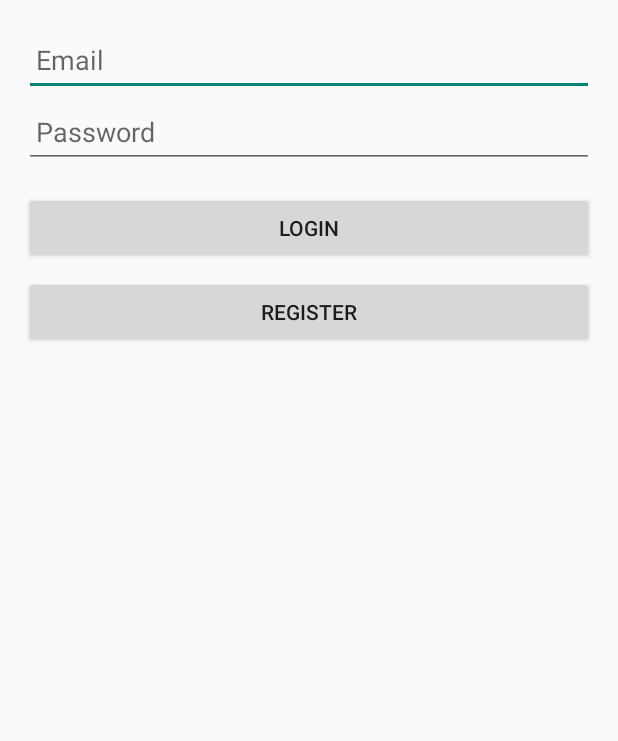
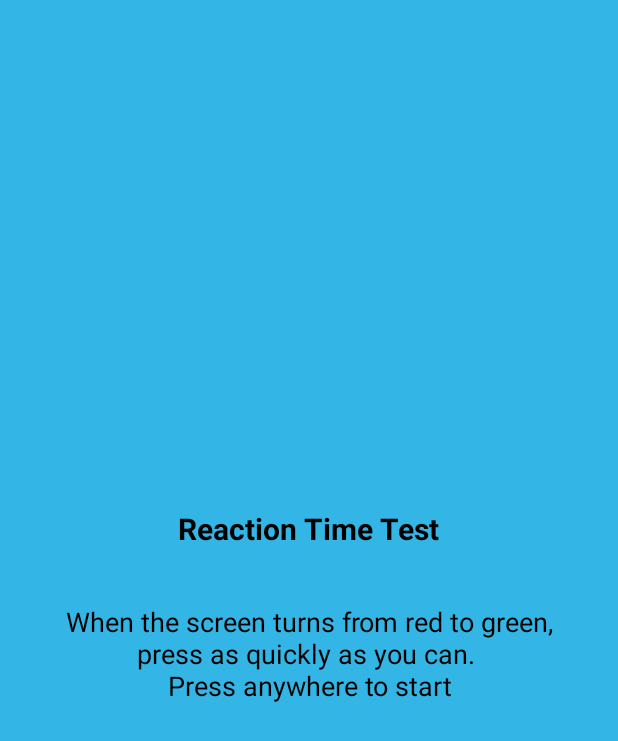
Before and after one commit to joshuaj0421/SkillScape, an Android app built with Jetpack Compose: the screen it shows after launch (LoginActivity before the commit, ReactionTimeGameActivity after it), on a phone screen of 412 x 824 dp. Shown: the top 741 px of the screen. Run offline under Robolectric (Android 15) with nearby library versions, the light colour scheme and no system bars.

Commit message:
reaction time game

```diff
--- a/app/src/main/java/edu/uark/joshuaj/skillscape/MainActivity.kt
+++ b/app/src/main/java/edu/uark/joshuaj/skillscape/MainActivity.kt
@@ -28,8 +28,8 @@ class MainActivity : ComponentActivity() {
                 }
             }
         }
-        val intent = Intent(this, GamePickerActivity::class.java)
-        startActivity(intent)
+        val GameSelectionIntent = Intent(this, ReactionTimeGameActivity::class.java)
+        startActivity(GameSelectionIntent)
     }
 }
 
--- /dev/null
+++ b/app/src/main/java/edu/uark/joshuaj/skillscape/ReactionTimeGameActivity.kt
@@ -0,0 +1,111 @@
+package edu.uark.joshuaj.skillscape
+
+import android.annotation.SuppressLint
+import android.os.Bundle
+import android.view.MotionEvent
+import android.widget.LinearLayout
+import android.widget.TextView
+import androidx.appcompat.app.AppCompatActivity
+import androidx.core.content.ContextCompat
+
+class ReactionTimeGameActivity : AppCompatActivity() {
+
+    private var startTime: Long = 0
+    private var reactionTimes = mutableListOf<Long>()
+    private var attempts = 0
+    private val maxAttempts = 3
+    private var isWaitingForPress = false
+    private var isWaitingForContinue = false // New flag to wait for press after displaying reaction time
+    private var isRedScreen = true // Track if the screen is red
+    private var gameStarted = false // Track if the game has started
+    private lateinit var gameText: TextView
+    private lateinit var gameTextBold: TextView
+    private lateinit var gameLayout: LinearLayout
+
+    @SuppressLint("ClickableViewAccessibility")
+    override fun onCreate(savedInstanceState: Bundle?) {
+        super.onCreate(savedInstanceState)
+        setContentView(R.layout.activity_reaction_time_game)
+
+        // Initialize the TextViews from the layout
+        gameText = findViewById(R.id.gameText)
+        gameTextBold = findViewById(R.id.gameTitle)
+        gameLayout = findViewById(R.id.gameLayout)
+
+        gameLayout.setBackgroundColor(ContextCompat.getColor(this, android.R.color.holo_blue_light))
+
+        // Set up the screen to detect any touch (for starting the game)
+        gameLayout.setOnTouchListener { _, event ->
+            if (event.action == MotionEvent.ACTION_DOWN) {
+                if (!gameStarted) {
+                    startGame()
+                    gameStarted = true // Prevent starting the game again
+                } else if (isWaitingForPress) {
+                    // User pressed when waiting for green
+                    val reactionTime = System.currentTimeMillis() - startTime
+                    reactionTimes.add(reactionTime)
+
+                    // Display the reaction time and prompt to continue
+                    gameTextBold.text = "Reaction Time: ${reactionTime}ms"
+                    gameText.text = "Press anywhere to continue"
+
+                    // Set flag to wait for another press to continue
+                    isWaitingForPress = false
+                    isWaitingForContinue = true // Now wait for press to continue the game
+                } else if (isWaitingForContinue) {
+                    // User pressed again to continue to the next round
+                    attempts++
+                    isWaitingForContinue = false // No longer waiting for continue press
+                    runTestCycle() // Proceed to the next test
+                } else if (isRedScreen) {
+                    // User pressed too soon (screen is red)
+                    gameTextBold.text = "Too soon! Wait for green"
+                    gameText.text = "Try again"
+                }
+                true // Event handled
+            } else {
+                false // Ignore other touch events
+            }
+        }
+    }
+
+    fun startGame() {
+        attempts = 0
+        reactionTimes.clear()
+        runTestCycle()
+    }
+
+    // Run the reaction time test up to maxAttempts
+    fun runTestCycle() {
+        if (attempts < maxAttempts) {
+            reactionTimeTest()
+        } else {
+            // Once all attempts are done, display the results
+            gameTextBold.text = "Game Over!"
+            gameText.text = "Your average reaction time was: ${reactionTimes.average().toInt()}ms"
+        }
+    }
+
+    // Perform a single reaction time test
+    fun reactionTimeTest() {
+        val timeToSleep = (1000..5000).random()  // Random sleep time between 1 and 5 seconds
+
+        gameLayout.setBackgroundColor(ContextCompat.getColor(this, android.R.color.holo_red_light))
+        gameTextBold.text = "Wait for green"
+        gameText.text = ""
+        isRedScreen = true // Set the screen to red
+
+        // Introduce a delay before changing the background to green
+        android.os.Handler(mainLooper).postDelayed({
+            // After the delay, change background to green and prompt the user to press
+            gameLayout.setBackgroundColor(ContextCompat.getColor(this, android.R.color.holo_green_light))
+            gameTextBold.text = "Press now!"  // Set bold text
+            gameText.text = ""  // Set normal text
+            startTime = System.currentTimeMillis()  // Start the timer
+
+            isWaitingForPress = true // Now waiting for the user to press the screen
+            isRedScreen = false // The screen is no longer red
+
+        }, timeToSleep.toLong()) // Random delay before green background appears
+    }
+}
--- /dev/null
+++ b/app/src/main/res/layout/activity_reaction_time_game.xml
@@ -0,0 +1,34 @@
+<?xml version="1.0" encoding="utf-8"?>
+<LinearLayout xmlns:android="http://schemas.android.com/apk/res/android"
+    android:layout_width="match_parent"
+    android:layout_height="match_parent"
+    android:orientation="vertical"
+    android:gravity="center"
+    android:padding="16dp"
+    android:id="@+id/gameLayout"
+    android:background="@android:color/holo_blue_light">
+
+    <!-- This is the bold text above the "Press anywhere to start" -->
+    <TextView
+        android:id="@+id/gameTitle"
+        android:layout_width="wrap_content"
+        android:layout_height="wrap_content"
+        android:text="Reaction Time Test"
+        android:textSize="20sp"
+        android:textColor="@android:color/black"
+        android:textStyle="bold"
+        android:textAlignment="center"
+        android:layout_marginBottom="20dp" />
+
+    <!-- This is the text box in the center where the background color can be changed -->
+    <TextView
+        android:id="@+id/gameText"
+        android:layout_width="match_parent"
+        android:layout_height="wrap_content"
+        android:gravity="center"
+        android:padding="16dp"
+        android:text="When the screen turns from red to green, press as quickly as you can. \nPress anywhere to start"
+        android:textAlignment="center"
+        android:textColor="@android:color/black"
+        android:textSize="18sp" />
+</LinearLayout>
```
Also changed, not shown: app/src/main/AndroidManifest.xml (+9 -1 lines), app/src/main/java/edu/uark/joshuaj/skillscape/GamePickerActivity.kt (+4 -7 lines), app/src/main/res/layout/activity_game_picker.xml (+0 -10 lines).
